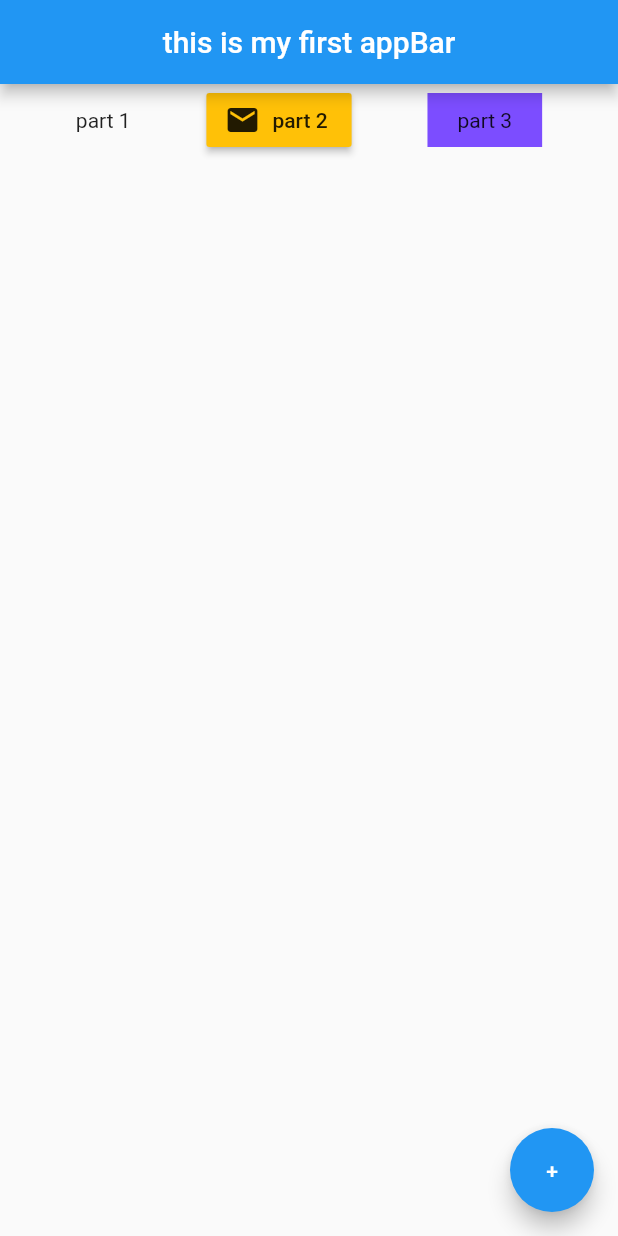
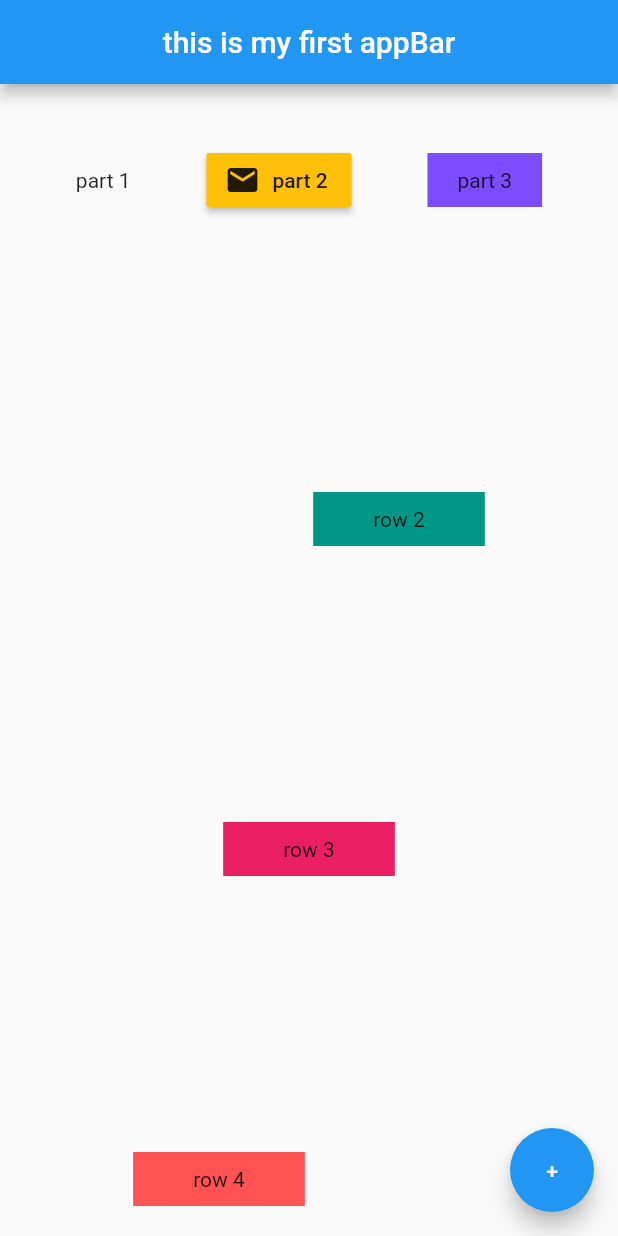
Before and after one commit to E837/First_FLutter_Repo, a Flutter app: the screen it shows after launch, on a phone screen of 412 x 824 dp. Run offline on Flutter 3.47's test engine with Material 2 defaults, Android fonts, the phone set to English and light mode, and no system bars.

Commit message:
session12 "Columns (plus rows and containers"

```diff
--- a/lib/main.dart
+++ b/lib/main.dart
@@ -1,3 +1,4 @@
+import 'package:flutter/cupertino.dart';
 import 'package:flutter/material.dart';
 
 void main() => runApp(MaterialApp(
@@ -12,9 +13,15 @@ class Home extends StatelessWidget {
         title: Text('this is my first appBar'),
         centerTitle: true,
       ),
-      body: Row(
+      body: Container(
+        margin: EdgeInsets.only(bottom: 20),
+        child: Column(
+          mainAxisAlignment: MainAxisAlignment.spaceBetween,
+          crossAxisAlignment: CrossAxisAlignment.center,
+          children: [
+            Container(
+              child: Row(
                 mainAxisAlignment: MainAxisAlignment.spaceEvenly,
-        crossAxisAlignment: CrossAxisAlignment.center,
                 children: [
                   Text('part 1'),
                   RaisedButton.icon(
@@ -30,6 +37,28 @@ class Home extends StatelessWidget {
                   ),
                 ],
               ),
+              margin: EdgeInsets.only(top: 40),
+            ),
+            Container(
+              color: Colors.teal,
+              child: Text('row 2'),
+              padding: EdgeInsets.symmetric(horizontal: 40, vertical: 10),
+              margin: EdgeInsets.only(left: 120),
+            ),
+            Container(
+              color: Colors.pink,
+              child: Text('row 3'),
+              padding: EdgeInsets.symmetric(horizontal: 40, vertical: 10),
+            ),
+            Container(
+              color: Colors.redAccent,
+              child: Text('row 4'),
+              padding: EdgeInsets.symmetric(horizontal: 40, vertical: 10),
+              margin: EdgeInsets.only(right: 120),
+            ),
+          ],
+        ),
+      ),
       floatingActionButton: FloatingActionButton(
         child: Text('+'),
       ),
```
Lines whose indentation alone changed are shown as unchanged.
